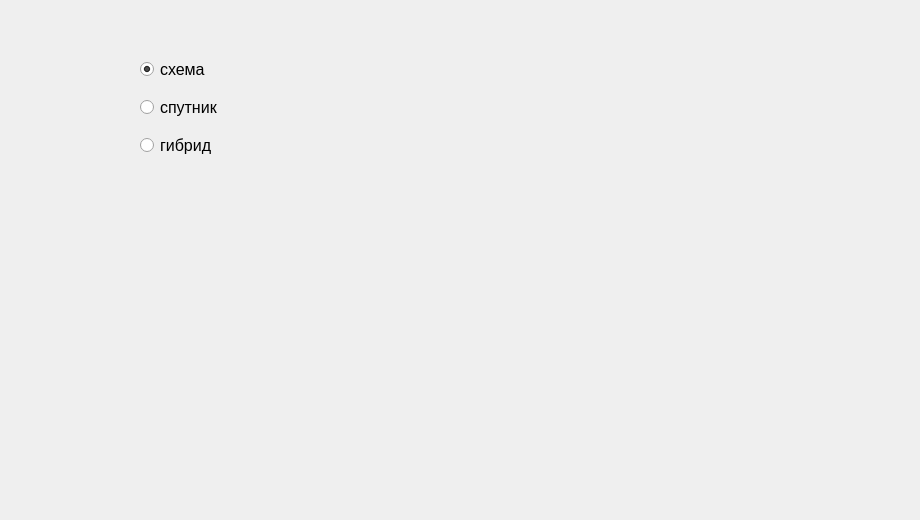
Before: the Qt Designer form main_menu.ui in WarpMain/project, drawn with Qt 5.
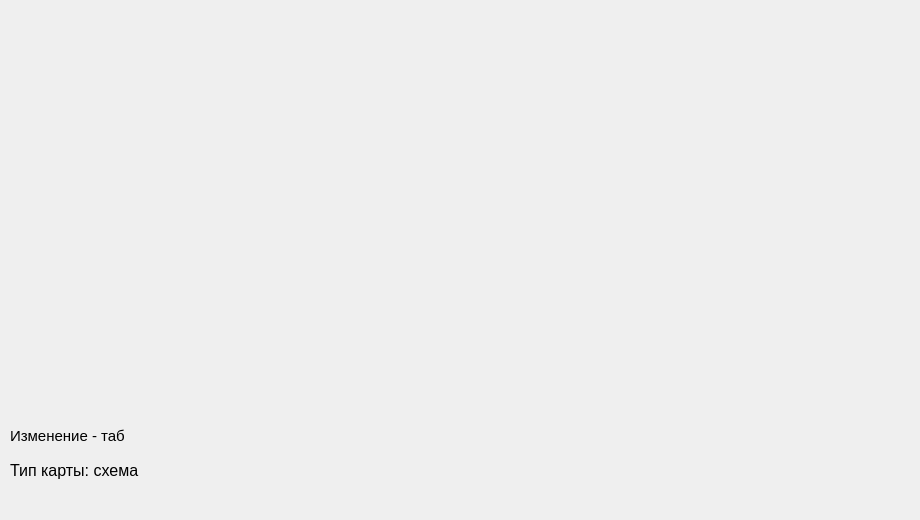
After: the same form once the commit is applied.

Commit message: fix function of changing map types. press key "tab" to change

```diff
--- a/main_menu.ui
+++ b/main_menu.ui
@@ -33,57 +33,42 @@
       <height>470</height>
      </rect>
     </property>
-   </widget>
-   <widget class="QWidget" name="verticalLayoutWidget">
+    <widget class="QLabel" name="text_1">
     <property name="geometry">
      <rect>
-      <x>140</x>
-      <y>50</y>
-      <width>113</width>
-      <height>116</height>
-     </rect>
-    </property>
-    <layout class="QVBoxLayout" name="group_of_types">
-     <item>
-      <widget class="QRadioButton" name="map_type_map">
+       <x>0</x>
+       <y>410</y>
+       <width>241</width>
+       <height>31</height>
+      </rect>
+     </property>
        <property name="font">
         <font>
-         <pointsize>12</pointsize>
+       <pointsize>11</pointsize>
         </font>
        </property>
        <property name="text">
-        <string>схема</string>
-       </property>
-       <property name="checked">
-        <bool>true</bool>
-       </property>
-      </widget>
-     </item>
-     <item>
-      <widget class="QRadioButton" name="map_type_sat">
-       <property name="font">
-        <font>
-         <pointsize>12</pointsize>
-        </font>
-       </property>
-       <property name="text">
-        <string>спутник</string>
-       </property>
-      </widget>
-     </item>
-     <item>
-      <widget class="QRadioButton" name="map_type_hybrid">
+      <string>Изменение - таб</string>
+     </property>
+    </widget>
+    <widget class="QLabel" name="text_map_type">
+     <property name="geometry">
+      <rect>
+       <x>0</x>
+       <y>450</y>
+       <width>251</width>
+       <height>21</height>
+      </rect>
+     </property>
        <property name="font">
         <font>
          <pointsize>12</pointsize>
         </font>
        </property>
        <property name="text">
-        <string>гибрид</string>
-       </property>
-      </widget>
-     </item>
-    </layout>
+      <string>Тип карты: схема</string>
+     </property>
+    </widget>
    </widget>
   </widget>
   <widget class="QMenuBar" name="menubar">
```
Lines whose indentation alone changed are shown as unchanged. The commit also changes 2 other files.
